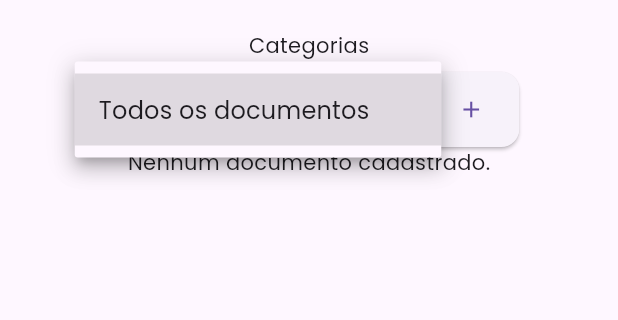
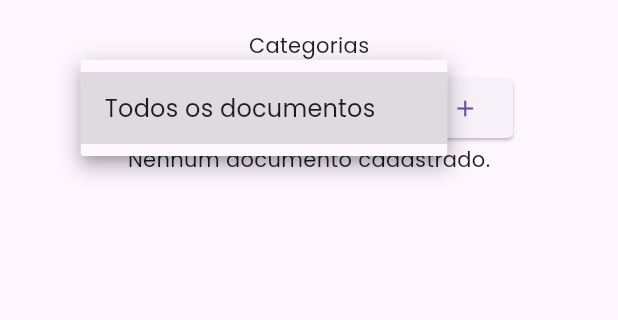
Before and after one commit to ericsilva200/carteira_digital_flutter, a Flutter app: the HomePage screen opened directly, after a tap on "Todos os documentos", on a phone screen of 412 x 824 dp, the part 84-404 px from its top. Run offline on Flutter 3.47's test engine with Material 3 defaults, Android fonts, the phone set to English and light mode, and no system bars; our stand-ins replace flutter_riverpod, image_picker, riverpod_annotation, shared_preferences; accounts and stored records are empty; generated files the repository leaves out were written again.

Commit message:
categoria in progress

```diff
--- a/lib/categoria/controller/categoria_controller.dart
+++ b/lib/categoria/controller/categoria_controller.dart
@@ -13,6 +13,7 @@ class CategoriaController extends _$CategoriaController {
   @override
   Future<List<Categoria>> build() async {
     ref.read(categoriaServiceProvider).save(Categoria("all", "", "Todos os documentos"));
+    ref.read(categoriaServiceProvider).selectCategoria("all");
     return ref.read(categoriaServiceProvider).categorias;
   }
 
@@ -25,4 +26,16 @@ class CategoriaController extends _$CategoriaController {
     return await ref.read(categoriaServiceProvider).save(Categoria(null, loggedUser.id, name));
   }
 
+  Future<void> selectCategoria(String categoriaId) async {
+    return await ref.read(categoriaServiceProvider).selectCategoria(categoriaId);
+  }
+
+  Future<String?> getSelectedCategoria() async {
+    return await ref.watch(categoriaServiceProvider).getSelectedCategoria();
+  }
+
+  Future<void> resetCategoriaSelected() async {
+    await ref.read(categoriaServiceProvider).selectCategoria("all");
+  }
+
 }
--- a/lib/categoria/repository/categoria_repository.dart
+++ b/lib/categoria/repository/categoria_repository.dart
@@ -61,6 +61,16 @@ class CategoriaPreferences {
     }
     return Future.value(false);
   }
+
+  Future<void> selectCategoria(String id) async {
+    final prefs = await SharedPreferences.getInstance();
+    await prefs.setString('categoria_selected', id);
+  }
+
+  Future<String?> getSelectedCategoria() async {
+    final prefs = await SharedPreferences.getInstance();
+    return prefs.getString('categoria_selected');
+  }
 }
 
 @Riverpod(keepAlive: true)
--- a/lib/categoria/service/categoria_service.dart
+++ b/lib/categoria/service/categoria_service.dart
@@ -34,7 +34,13 @@ class CategoriaService {
     return categoriaPref.delete(id);
   }
 
+  Future<void> selectCategoria(String id) {
+    return categoriaPref.selectCategoria(id);
+  }
 
+  Future<String?> getSelectedCategoria() {
+    return categoriaPref.getSelectedCategoria();
+  }
 
 }
 
--- a/lib/categoria/widgets/add_categoria.dart
+++ b/lib/categoria/widgets/add_categoria.dart
@@ -10,7 +10,8 @@ import 'package:flutter_riverpod/flutter_riverpod.dart';
 
 
 class AddCategoria extends ConsumerWidget {
-  const AddCategoria({super.key});
+  final Function reloadCategorias;
+  const AddCategoria({super.key, required this.reloadCategorias});
 
   @override
   Widget build(BuildContext context, WidgetRef ref) {
@@ -20,9 +21,9 @@ class AddCategoria extends ConsumerWidget {
       },
       style: ElevatedButton.styleFrom(
               shape: RoundedRectangleBorder(
-                borderRadius: BorderRadius.circular(12.0),
+                borderRadius: BorderRadius.circular(4.0),
               ),
-              padding: EdgeInsets.fromLTRB(0, 16, 0, 16),
+              padding: EdgeInsets.fromLTRB(0, 4, 0, 4),
       ),
       child: const Icon(Icons.add),
     );
@@ -45,7 +46,7 @@ class AddCategoria extends ConsumerWidget {
           actions: <Widget>[
             TextButton(
               onPressed: () {
-                Navigator.of(context).pop(); // Fecha o modal sem salvar
+                Navigator.of(context).pop();
               },
               child: Text('Cancelar'),
             ),
@@ -53,9 +54,9 @@ class AddCategoria extends ConsumerWidget {
               onPressed: () {
                 String categoryName = _categoryController.text;
                 if (categoryName.isNotEmpty) {
-                  // Função que faz algo com o nome da categoria
+
                   _createCategory(categoryName, ref);
-                  Navigator.of(context).pop(); // Fecha o modal após salvar
+                  Navigator.of(context).pop();
                 }
               },
               child: Text('Criar'),
@@ -68,9 +69,6 @@ class AddCategoria extends ConsumerWidget {
 
   void _createCategory(String categoria, ref) async {
     var created = await ref.read(categoriaControllerProvider.notifier).save(categoria);
-    var list = await ref.read(categoriaControllerProvider.notifier).findAll();
-    log("CREATED ?? ${created}");
-    log("list ?? ${list.length}");
   }
 
 
--- a/lib/categoria/widgets/categoria_dropdown.dart
+++ b/lib/categoria/widgets/categoria_dropdown.dart
@@ -14,10 +14,32 @@ class CategoriaDropdown extends ConsumerStatefulWidget {
 
 class _CategoriaDropdownState extends ConsumerState<CategoriaDropdown> {
   String selectedValue = "all";
+  late List<Categoria> categorias;
+
+
+  void updateCategoria() {
+    ref.watch(categoriaControllerProvider.notifier).findAll().then((onValue) {
+      setState(() {
+        categorias = [...onValue];
+      });
+    });
+  }
+
+  void updateSelectedCategoria() {
+    ref.watch(categoriaControllerProvider.notifier).getSelectedCategoria().then((onValue) {
+      setState(() {
+        selectedValue = onValue!;
+      });
+    });
+  }
+
+
+
+  void _handleSelectCategoria(String categoriaId) {
+    ref.read(categoriaControllerProvider.notifier).selectCategoria(categoriaId);
+  }
 
   Future<List<DropdownMenuItem<String>>> get dropdownItems async {
-    List<Categoria> categorias =
-        await ref.watch(categoriaControllerProvider.notifier).findAll();
 
     List<DropdownMenuItem<String>> menuItems = categorias
         .map((categ) =>
@@ -29,6 +51,10 @@ class _CategoriaDropdownState extends ConsumerState<CategoriaDropdown> {
 
   @override
   Widget build(BuildContext context) {
+
+    updateCategoria();
+    updateSelectedCategoria();
+
     return Column(
       children: [
         Text("Categorias"),
@@ -42,14 +68,12 @@ class _CategoriaDropdownState extends ConsumerState<CategoriaDropdown> {
                   return DropdownButton<String>(
                       value: selectedValue,
                       onChanged: (newValue) {
-                        setState(() {
-                          selectedValue = newValue!;
-                        });
+                        _handleSelectCategoria(newValue!);
                       },
                       items: snapshot.data);
                 }),
-            SizedBox(width: 12.0),
-            AddCategoria()
+            SizedBox(width: 4.0),
+            AddCategoria(reloadCategorias: (){})
           ],
         )
       ],
--- a/lib/documento/controller/controller.dart
+++ b/lib/documento/controller/controller.dart
@@ -1,3 +1,6 @@
+import 'dart:developer';
+
+import 'package:carteira/categoria/service/categoria_service.dart';
 import 'package:carteira/documento/model/domain.dart';
 import 'package:carteira/usuario/service/user_service.dart';
 import 'package:riverpod_annotation/riverpod_annotation.dart';
@@ -9,16 +12,27 @@ part 'controller.g.dart';
 class DocumentoListController extends _$DocumentoListController {
   @override
   Future<List<Documento>> build() async {
-    return ref.read(documentoListServiceProvider).documentos;
+    return await ref.watch(documentoListServiceProvider).documentos;
+  }
+
+  Future<List<Documento>> getFilteredDocumentos(String categoriaId) async {
+
+    var documentos = await ref.watch(documentoListServiceProvider).documentos;
+    var dto = documentos.where((doc) => doc.categoriaId == categoriaId).toList();
+    log(dto.toString());
+    return dto;
   }
 
   Future<bool> addDocumento(String titulo, String imagem) async {
     state = const AsyncValue.loading();
 
     final userService = ref.read(userServiceProvider);
+    final categoriaService = ref.read(categoriaServiceProvider);
+
+    var categoriaSelected = await categoriaService.getSelectedCategoria();
     var user = await userService.loggedUser;
 
-    var documento = Documento(user.id, null, titulo, imagem);
+    var documento = Documento(user.id, categoriaSelected, titulo, imagem);
 
     final documentoService = ref.read(documentoListServiceProvider);
     try {
--- a/lib/documento/widgets/add_page.dart
+++ b/lib/documento/widgets/add_page.dart
@@ -2,6 +2,7 @@ import 'dart:convert';
 import 'dart:io';
 import 'dart:typed_data';
 
+import 'package:carteira/categoria/widgets/categoria_dropdown.dart';
 import 'package:carteira/documento/controller/controller.dart';
 import 'package:flutter/material.dart';
 import 'package:flutter_riverpod/flutter_riverpod.dart';
@@ -47,6 +48,7 @@ class _AddPageState extends ConsumerState<AddPage> {
                     )
                   : const SizedBox(),
               const SizedBox(height: 20),
+              CategoriaDropdown(),
               SizedBox(
                 width: 250,
                 height: 40,
--- a/lib/documento/widgets/home_page.dart
+++ b/lib/documento/widgets/home_page.dart
@@ -1,5 +1,9 @@
+import 'dart:developer';
+
+import 'package:carteira/categoria/controller/categoria_controller.dart';
 import 'package:carteira/categoria/widgets/categoria_dropdown.dart';
 import 'package:carteira/documento/controller/controller.dart';
+import 'package:carteira/documento/model/domain.dart';
 import 'package:carteira/documento/widgets/add_page.dart';
 import 'package:carteira/documento/widgets/edit_page.dart';
 import 'package:carteira/documento/widgets/view_page.dart';
@@ -49,6 +53,7 @@ class HomePage extends ConsumerWidget {
                       shape: const CircleBorder(),
                       padding: const EdgeInsets.all(25)),
                   onPressed: () async {
+                    ref.read(categoriaControllerProvider.notifier).resetCategoriaSelected();
                     Navigator.push(
                       context,
                       MaterialPageRoute(builder: (context) => const AddPage()),
@@ -65,22 +70,57 @@ class HomePage extends ConsumerWidget {
   }
 }
 
-class DocumentoListWidget extends ConsumerWidget {
+class DocumentoListWidget extends ConsumerStatefulWidget {
   const DocumentoListWidget({super.key});
 
   @override
-  Widget build(BuildContext context, WidgetRef ref) {
-    final documentoList = ref.watch(documentoListControllerProvider);
+  ConsumerState<ConsumerStatefulWidget> createState() => _DocumentoListWidgetState();
+}
+
+class _DocumentoListWidgetState extends ConsumerState<DocumentoListWidget> {
+
+  String categoriaSelected = "all";
+
+   fetchCategoriaSelected() {
+     ref.watch(categoriaControllerProvider.notifier).getSelectedCategoria().then((newValue) {
+      log(newValue!);
+      if(categoriaSelected != newValue) {
+        log(newValue!);
+        setState(() {
+         categoriaSelected = newValue!;
+        });
+      }
+
+    });
+  }
+
+  @override
+  Widget build(BuildContext context) {
+    fetchCategoriaSelected();
+    var documentoList = ref.watch(documentoListControllerProvider.notifier).getFilteredDocumentos(categoriaSelected);
+
    return Column(
     children: [
       CategoriaDropdown(),
-        documentoList.when(
-      data: (l) => l.isEmpty
-          ? const Center(
+      FutureBuilder<List<Documento>>(
+        future: documentoList,
+        builder: (context, snapshot) {
+          if (snapshot.connectionState == ConnectionState.waiting) {
+
+            return const CircularProgressIndicator();
+          } else if (snapshot.hasError) {
+
+            return Text('Error: ${snapshot.error}');
+          } else if (!snapshot.hasData ||snapshot.data!.isEmpty) {
+
+            return const Center(
               child: Text('Nenhum documento cadastrado.'),
-            )
-          : ListView.separated(
-              itemCount: l.length,
+            );
+          } else if (snapshot.hasData) {
+
+            final documentos = snapshot.data!;
+            return ListView.separated(
+              itemCount: documentos.length,
               shrinkWrap: true,
               separatorBuilder: (context, index) => const Divider(),
               itemBuilder: (context, index) {
@@ -91,7 +131,7 @@ class DocumentoListWidget extends ConsumerWidget {
                     children: [
                       TextButton(
                         child: Text(
-                          l[index].titulo,
+                          documentos[index].titulo,
                           style: TextStyle(
                             fontWeight: FontWeight.bold,
                           ),
@@ -101,7 +141,7 @@ class DocumentoListWidget extends ConsumerWidget {
                             context,
                             MaterialPageRoute(
                                 builder: (context) =>
-                                    ViewPage(documento: l[index])),
+                                    ViewPage(documento: documentos[index])),
                           );
                         },
                       ),
@@ -113,7 +153,7 @@ class DocumentoListWidget extends ConsumerWidget {
                                 context,
                                 MaterialPageRoute(
                                   builder: (context) => EditPage(
-                                    documento: l[index],
+                                    documento: documentos[index],
                                   ),
                                 ),
                               );
@@ -125,7 +165,7 @@ class DocumentoListWidget extends ConsumerWidget {
                               ref
                                   .read(
                                       documentoListControllerProvider.notifier)
-                                  .removeDocumento(l[index]);
+                                  .removeDocumento(documentos[index]);
                             },
                             child: const Icon(Icons.delete, size: 20),
                           ),
@@ -135,10 +175,13 @@ class DocumentoListWidget extends ConsumerWidget {
                   ),
                 );
               },
+            );
+          } else {
+
+            return const SizedBox.shrink();
+          }
+        },
       ),
-      error: (o, s) => Text('Error: $o'),
-      loading: () => const CircularProgressIndicator(),
-    )
     ],
   );
   }
--- a/lib/main.dart
+++ b/lib/main.dart
@@ -1,3 +1,4 @@
+import 'package:carteira/documento/widgets/home_page.dart';
 import 'package:flutter/material.dart';
 import 'package:flutter_riverpod/flutter_riverpod.dart';
 import 'package:carteira/usuario/widgets/login_page.dart';
```
Lines whose indentation alone changed are shown as unchanged.
